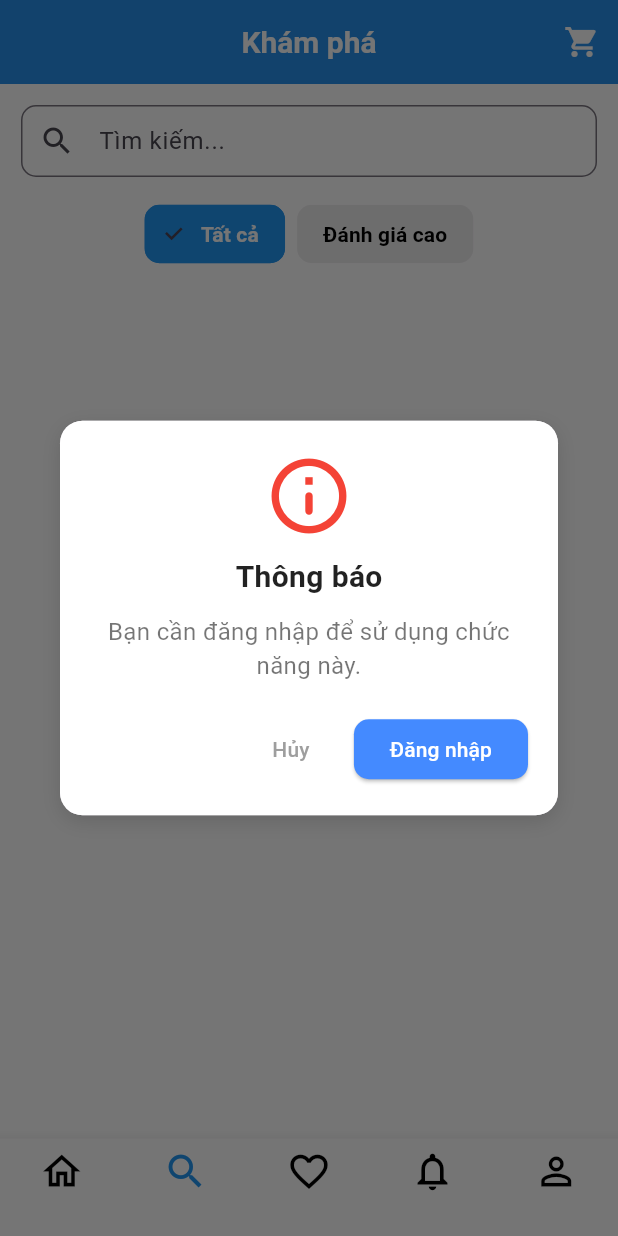
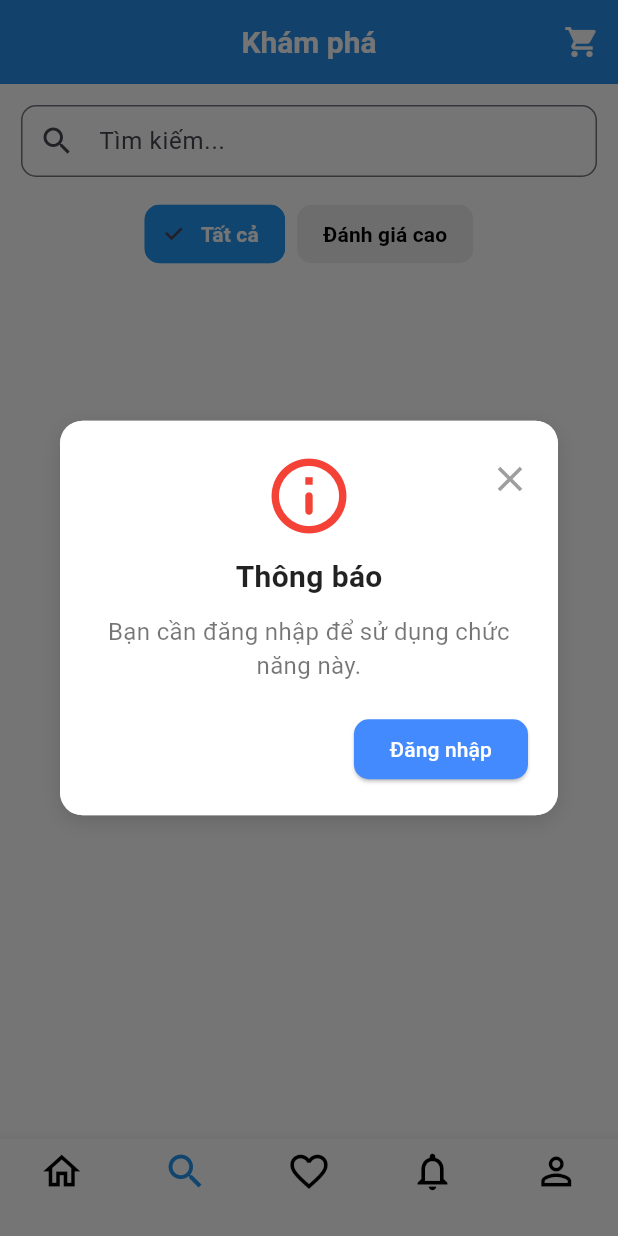
Before and after one commit to dangvcuong/GroFast_Consumers, a Flutter app: the screen it shows after launch, item 2 of the bottom bar chosen, after a tap on the "shopping cart" icon, on a phone screen of 412 x 824 dp. Run offline on Flutter 3.47's test engine with Material 3 defaults, Android fonts, the phone set to English and light mode, and no system bars; our stand-ins replace cloud_firestore, diacritic, dio, eva_icons_flutter, file_picker, firebase_auth and 21 more; missing offline and left inert: app_settings, enefty_icons, flutter_stripe; accounts and stored records are empty; statements that could not run were skipped; key blocks and very long unbroken strings in the code were emptied for the run.

Commit message:
update showdialog

```diff
--- a/lib/features/showdialogs/show_dialogs.dart
+++ b/lib/features/showdialogs/show_dialogs.dart
@@ -669,7 +669,10 @@ class ShowDialogs {
         shape: RoundedRectangleBorder(
           borderRadius: BorderRadius.circular(15),
         ),
-        child: Container(
+        child: Stack(
+          children: [
+            // Nội dung chính của dialog
+            Container(
               padding: const EdgeInsets.all(20),
               decoration: BoxDecoration(
                 color: Colors.white,
@@ -719,21 +722,9 @@ class ShowDialogs {
                   Row(
                     mainAxisAlignment: MainAxisAlignment.end,
                     children: [
-                  TextButton(
-                    onPressed: () {
-                      Navigator.of(context).pop();
-                    },
-                    child: const Text(
-                      'Hủy',
-                      style: TextStyle(color: Colors.grey),
-                    ),
-                  ),
-                  const SizedBox(width: 10),
                       ElevatedButton(
                         onPressed: () {
                           Navigator.of(context).pop(); // Đóng dialog
-
-                      // Đăng nhập và chuyển hướng
                           Navigator.push(
                             context,
                             PageRouteBuilder(
@@ -749,12 +740,7 @@ class ShowDialogs {
                                 );
                               },
                             ),
-                      ).then((result) {
-                        if (result == true) {
-                          // Quay lại trang trước và load lại dữ liệu sau khi đăng nhập thành công
-                          Navigator.pop(context, true); // Trả về giá trị true
-                        }
-                      });
+                          );
                         },
                         style: ElevatedButton.styleFrom(
                           backgroundColor: Colors.blueAccent,
@@ -772,7 +758,27 @@ class ShowDialogs {
                 ],
               ),
             ),
+
+            // Icon "X" nằm ở góc phải
+            Positioned(
+              top: 15,
+              right: 8,
+              child: IconButton(
+                onPressed: () {
+                  Navigator.of(context).pop(); // Đóng dialog
+                },
+                icon: const Icon(
+                  Icons.close,
+                  color: Colors.grey,
+                  size: 28,
+                ),
+                splashRadius: 20, // Giảm vùng nhấn của icon
+              ),
+            ),
+          ],
+        ),
       ),
     );
+
   }
 }
```
Also changed, not shown: pubspec.lock. Lines whose indentation alone changed are shown as unchanged.
